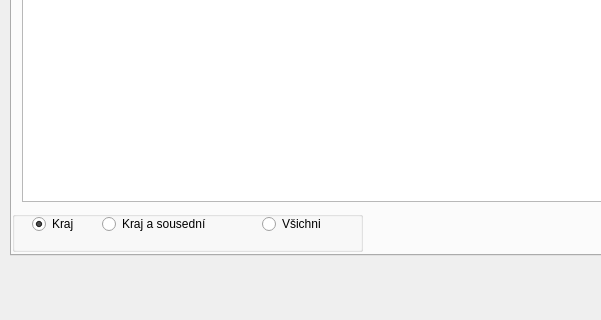
Above: ui/settings.ui from ruz76/qgis_patrac before the change; both pictures show x 0 to 601 and y 195 to 515 of the 933 by 515 pixel window. Below: the same form after it.
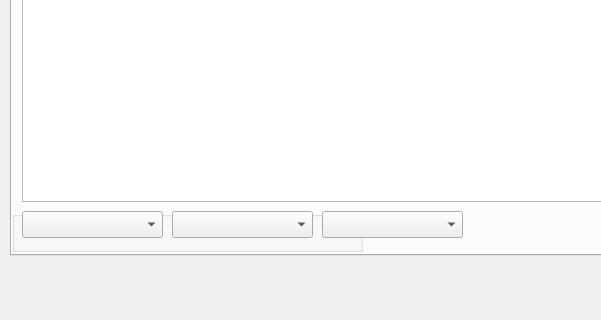
That is the form after the change. The open tabs and pages were chosen to show the change.

Diff of the .ui file:
```diff
--- a/ui/settings.ui
+++ b/ui/settings.ui
@@ -624,46 +624,24 @@
      <property name="title">
       <string/>
      </property>
-     <widget class="QRadioButton" name="radioButtonRegion">
+     <widget class="QComboBox" name="comboBoxStatus">
       <property name="geometry">
        <rect>
-        <x>20</x>
+        <x>10</x>
         <y>0</y>
-        <width>61</width>
-        <height>26</height>
+        <width>141</width>
+        <height>27</height>
        </rect>
       </property>
-      <property name="text">
-       <string>Kraj</string>
-      </property>
-      <property name="checked">
-       <bool>true</bool>
-      </property>
      </widget>
-     <widget class="QRadioButton" name="radioButtonRegionPlus">
+     <widget class="QComboBox" name="comboBoxTime">
       <property name="geometry">
        <rect>
-        <x>90</x>
+        <x>160</x>
         <y>0</y>
-        <width>151</width>
-        <height>26</height>
+        <width>141</width>
+        <height>27</height>
        </rect>
-      </property>
-      <property name="text">
-       <string>Kraj a sousední</string>
-      </property>
-     </widget>
-     <widget class="QRadioButton" name="radioButtonCountry">
-      <property name="geometry">
-       <rect>
-        <x>250</x>
-        <y>0</y>
-        <width>111</width>
-        <height>26</height>
-       </rect>
-      </property>
-      <property name="text">
-       <string>Všichni</string>
       </property>
      </widget>
     </widget>
@@ -719,6 +697,16 @@
       <string>Obnovovat automaticky</string>
      </property>
     </widget>
+    <widget class="QComboBox" name="comboBoxArea">
+     <property name="geometry">
+      <rect>
+       <x>310</x>
+       <y>370</y>
+       <width>141</width>
+       <height>27</height>
+      </rect>
+     </property>
+    </widget>
    </widget>
    <widget class="QWidget" name="tab_Tests">
     <attribute name="title">
```
Left out of the diff: 2 changed lines with no effect on the pictures.
